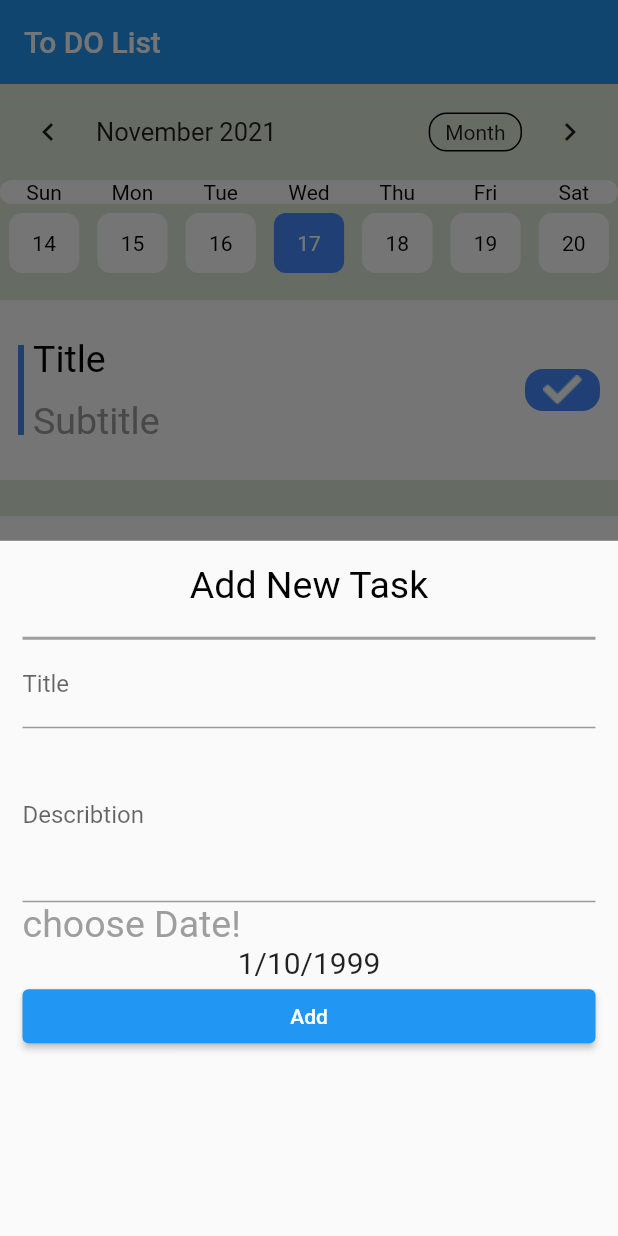
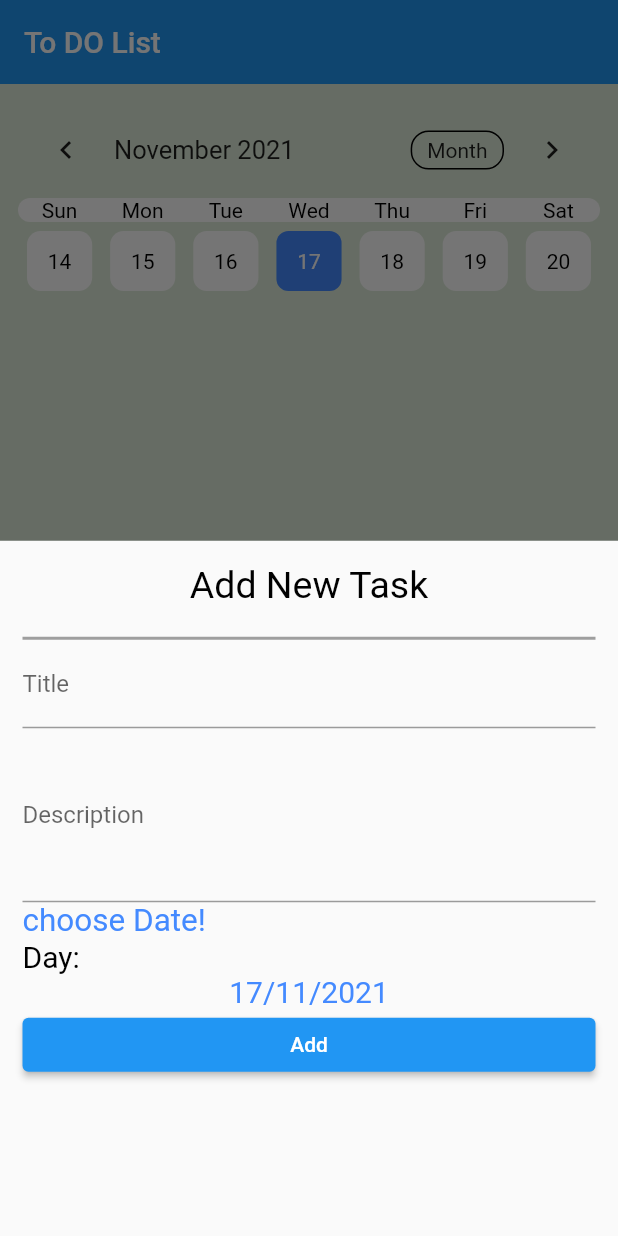
Before and after one commit to walidSaad7/todo-app, a Flutter app: the screen it shows after launch, after a tap on the "add" icon, on a phone screen of 412 x 824 dp. Run offline on Flutter 3.47's test engine with Material 2 defaults, Android fonts, the phone set to English and light mode, and no system bars; drawn by our look-alikes of flutter_slidable, table_calendar; our stand-ins replace cloud_firestore, firebase_core; missing offline and left inert: dart:ffi; accounts and stored records are empty.

Commit message:
final App

```diff
--- a/lib/addTask.dart
+++ b/lib/addTask.dart
@@ -1,7 +1,18 @@
 import 'package:flutter/material.dart';
 
-class AddTask extends StatelessWidget {
+import 'data/FireStoreUtils.dart';
 
+class AddTask extends StatefulWidget {
+
+  @override
+  State<AddTask> createState() => _AddTaskState();
+}
+
+class _AddTaskState extends State<AddTask> {
+  var FormKey=GlobalKey<FormState>();
+  DateTime SelectedDate=DateTime.now();
+  String title='';
+  String description='';
   @override
   Widget build(BuildContext context) {
     return Container(
@@ -18,36 +29,94 @@ class AddTask extends StatelessWidget {
             width: double.infinity,
             height: 2,
           ),
+          Form(
+            key:FormKey ,
+              child: Column(
+            children: [
               TextFormField(
+                  onChanged: (text){
+                    title=text;
+                  },
                 decoration: InputDecoration(
                     labelText: 'Title'
                 ),
+                     validator: (textValue) {
+                       if (textValue == null || textValue.isEmpty) {
+                         return 'please enter title';
+                       }
+                       return null;
+                     }
               ) ,
+
               TextFormField(
+                onChanged: (text){
+                  description=text;
+                },
                 decoration: InputDecoration(
-                labelText: 'Describtion'
+                    labelText: 'Description'
                 ),
+                validator: (textValue){
+                  if(textValue==null||textValue.isEmpty){
+                    return 'please enter Describtion';
+                  }
+                  return null;
+                },
                 minLines: 4,
                 maxLines: 5,
               ),
+
+            ],
+          )),
+
           InkWell(
               onTap: ()=>ShowDate(context),
 
-              child: Text('choose Date!',style: Theme.of(context).textTheme.headline2,)),
-          Center(child: Text('1/10/1999',style: TextStyle(
-              fontSize: 20
-          ),)),
+              child: Text('choose Date!',style: TextStyle(
+                color: Colors.blueAccent,
+                fontSize: 21
+              ))),
+          Text('Day:',style: TextStyle(
+                   fontSize: 20,
+                  color: Colors.black
+    ),),
+          Center(
+            child: Text( '${SelectedDate.day}/${SelectedDate.month}/${SelectedDate.year}',style: TextStyle(
+                fontSize: 20,
+                color: Colors.blueAccent
+            ),),
+          ),
+
           ElevatedButton(onPressed: (){
+            Addtodo();
 
-          }, child: Text('Add'))
+          }, child: Text('Add')),
+
         ],
       ),
     );
   }
-  void ShowDate(context){
+  void Addtodo(){
+    FormKey.currentState?.validate();
+    AddTodoToFirestoe(title,description,SelectedDate).then((value){
+      Navigator.pop(context);
+    }).onError((error, stackTrace) {
+      print('Erorr adding task');
+
+    }).timeout(Duration(seconds: 20),onTimeout: (){
+      print('timed out');
+    });
+
+  }
+
+  void ShowDate(context)async{
+  var  newSelectedDate= await
     showDatePicker(context: context,
-        initialDate: DateTime.now(),
+        initialDate: SelectedDate,
         firstDate: DateTime.now(),
         lastDate:  DateTime.utc(2030));
+  SelectedDate=newSelectedDate!;
+  setState(() {
+
+  });
   }
 }
--- /dev/null
+++ b/lib/data/FireStoreUtils.dart
@@ -0,0 +1,30 @@
+import 'dart:ffi';
+
+import 'package:cloud_firestore/cloud_firestore.dart';
+import 'package:todoapp/data/Todo.dart';
+
+
+CollectionReference<Todo> getTodoWithConverter(){
+ return FirebaseFirestore.instance.collection(Todo.collictionName).
+  withConverter<Todo>(fromFirestore: (snapshot, _) => Todo.fromJson(snapshot.data()!),
+  toFirestore: (item, _) => item.toJson());
+}
+ Future<void>AddTodoToFirestoe(String title,String description,DateTime date){
+ CollectionReference<Todo>collections= getTodoWithConverter();
+ DocumentReference<Todo> DocRef=collections.doc();
+
+
+     Todo Item=Todo(description: description, Date: date, title: title, id: DocRef.id
+
+     );
+return DocRef.set(Item);
+
+}
+Future<void> deleteTodo(Todo item){
+  CollectionReference<Todo>collections= getTodoWithConverter();
+ DocumentReference<Todo>todo= collections.doc(item.id);
+return todo.delete();
+
+
+
+}
--- /dev/null
+++ b/lib/data/Todo.dart
@@ -0,0 +1,35 @@
+class Todo {
+  String id;
+  static const String collictionName = 'todos';
+  String title;
+  String description;
+  DateTime Date;
+  bool isDone;
+
+  Todo({required this.description, required this.Date,
+    this.isDone = false,
+    required this.title, required this.id});
+
+  Todo.fromJson(Map<String, Object?> json)
+      : this(
+      id: json['id']! as String,
+      title: json['title']! as String,
+      description: json['description']! as String,
+      isDone: json['isDone']! as bool,
+      Date: DateTime.fromMillisecondsSinceEpoch(json['Date']! as int,)
+  );
+
+  Map<String, Object?> toJson() {
+    return {
+
+      'id': id,
+      'title': title,
+      'description': description,
+      'Date': Date.millisecondsSinceEpoch,
+      'isDone': isDone,
+
+
+    };
+  }
+
+}
--- /dev/null
+++ b/lib/extenion.dart
@@ -0,0 +1,5 @@
+extension Mydate on DateTime{
+  DateTime  getDateOnly(){
+    return DateTime(this.year,this.month,this.day);
+  }
+}
--- a/lib/main.dart
+++ b/lib/main.dart
@@ -1,41 +1,37 @@
+import 'package:firebase_core/firebase_core.dart';
 import 'package:flutter/material.dart';
 import 'package:todoapp/HomeScreen.dart';
 import 'package:todoapp/todo_list.dart';
 import 'package:todoapp/todo_settings.dart';
 
-void main(){
+void main() async {
+  WidgetsFlutterBinding.ensureInitialized();
+  await Firebase.initializeApp();
   runApp(MyApplication());
 }
-class MyApplication extends StatelessWidget{
+
+class MyApplication extends StatelessWidget {
+
+
   @override
   Widget build(BuildContext context) {
     return MaterialApp(
       title: 'TODO APP',
       theme: ThemeData(
         primaryColor: Colors.blueAccent,
-          scaffoldBackgroundColor: Color.fromARGB(255, 223, 236, 219),
-
-        textTheme: TextTheme(
+        scaffoldBackgroundColor: const Color.fromARGB(255, 223, 236, 219),
+        textTheme: const TextTheme(
           headline1: TextStyle(
-              fontWeight: FontWeight.w400,
-              fontSize: 25,
-              color: Colors.black
-          ),
-          headline2: TextStyle(
-              fontSize: 25,
-              color: Colors.grey
-          ),
-
+              fontWeight: FontWeight.w400, fontSize: 25, color: Colors.black),
+          headline2: TextStyle(fontSize: 25, color: Colors.grey),
         ),
-
       ),
       routes: {
-        HomeScreen.routName:(buildContext)=>HomeScreen(),
-        TodoSettings.routName:(buildContext)=>TodoSettings(),
-        TodoList.routName:(buildContext)=>TodoList(),
+        HomeScreen.routName: (buildContext) => HomeScreen(),
+        TodoSettings.routName: (buildContext) => TodoSettings(),
+        TodoList.routName: (buildContext) => TodoList(),
       },
       initialRoute: HomeScreen.routName,
-
     );
   }
 }
--- a/lib/todo_list.dart
+++ b/lib/todo_list.dart
@@ -1,7 +1,10 @@
+import 'package:cloud_firestore/cloud_firestore.dart';
 import 'package:flutter/material.dart';
 import 'package:table_calendar/table_calendar.dart';
+import 'package:todoapp/data/FireStoreUtils.dart';
+import 'package:todoapp/data/Todo.dart';
+import 'package:todoapp/extenion.dart';
 import 'package:todoapp/todo_widget.dart';
-
 class TodoList extends StatefulWidget {
   static const String routName='TodolIST';
 
@@ -17,6 +20,8 @@ class _TodoListState extends State<TodoList> {
   @override
   Widget build(BuildContext context) {
     return Container(
+      margin: EdgeInsets.all(12),
+
       child: Column(
         children: [
 
@@ -69,15 +74,40 @@ class _TodoListState extends State<TodoList> {
                   )
               ),
               focusedDay: focusedDay, firstDay: DateTime.utc(2019), lastDay: DateTime.utc(2030)),
-          Expanded(child: ListView.builder(itemBuilder: (buildContext,index){
-            return TodoWedgit();
-          },itemCount: 10,
+
+
+          Expanded(
+              child:
+              StreamBuilder<QuerySnapshot<Todo>>(
+          stream:getTodoWithConverter().snapshots(),
+
+              builder: (BuildContext buildContext, AsyncSnapshot<QuerySnapshot<Todo>> snapshot){
+              if(snapshot.hasError){
+              Center(child: Text(snapshot.error.toString()));
+
+    }else if(snapshot.connectionState==ConnectionState.waiting){
+              return Center(child: CircularProgressIndicator());
+
+    }
+    List<Todo>items=  snapshot.data!.docs.map((doc)=>doc.data()).toList();
+            return ListView.builder(itemBuilder: (buildContext,index){
+           return   TodoWedgit(items[index]);
+
+    },itemCount:items.length ,);
+
+    },
+
+
+
+
+          )
+
           )
 
 
 
 
-          )
+
 
 
         ],
--- a/pubspec.yaml
+++ b/pubspec.yaml
@@ -32,6 +32,9 @@ dependencies:
 
   table_calendar: ^3.0.3
   flutter_slidable: ^0.6.0
+  firebase_core: "^1.10.0"
+  cloud_firestore: "^3.1.0"
+
 
 
   # The following adds the Cupertino Icons font to your application.
```
Also changed, not shown: lib/todo_widget.dart (+46 -5 lines), assets/images/2x/Icon awesome-check@2x.png (renamed from assets/images/Icon awesome-check@2x.png), assets/images/3x/Icon awesome-check@3x.png (renamed from assets/images/Icon awesome-check@3x.png), lib/homeScreen.dart (renamed from lib/HomeScreen.dart), pubspec.lock, 3 other files. Lines whose indentation alone changed are shown as unchanged.
